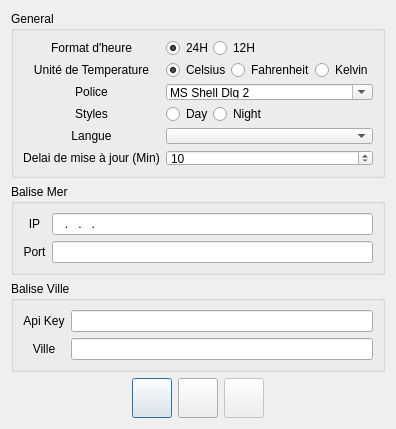
Above: settingsdlg.ui from aiekick/ProjectStationMeteo before the change. Below: the same form after it.
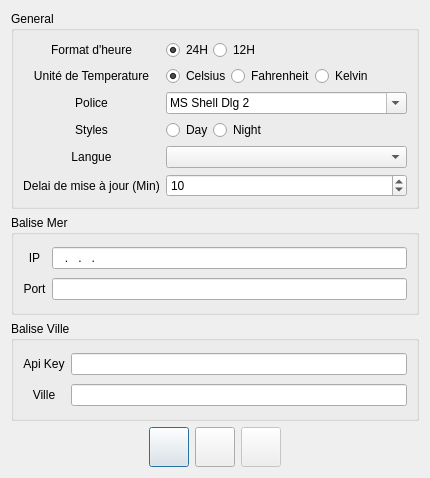
That is the form after the change. Icons and pictures are not drawn.

Commit message: modif ppt et taille fenetre param

Diff of the .ui file:
```diff
--- a/settingsdlg.ui
+++ b/settingsdlg.ui
@@ -9,8 +9,8 @@
    <rect>
     <x>0</x>
     <y>0</y>
-    <width>396</width>
-    <height>429</height>
+    <width>430</width>
+    <height>478</height>
    </rect>
   </property>
   <property name="sizePolicy">
@@ -21,14 +21,14 @@
   </property>
   <property name="minimumSize">
    <size>
-    <width>396</width>
-    <height>429</height>
+    <width>430</width>
+    <height>478</height>
    </size>
   </property>
   <property name="maximumSize">
    <size>
-    <width>396</width>
-    <height>429</height>
+    <width>430</width>
+    <height>478</height>
    </size>
   </property>
   <property name="windowTitle">
```
The commit also changes 1 other file.
